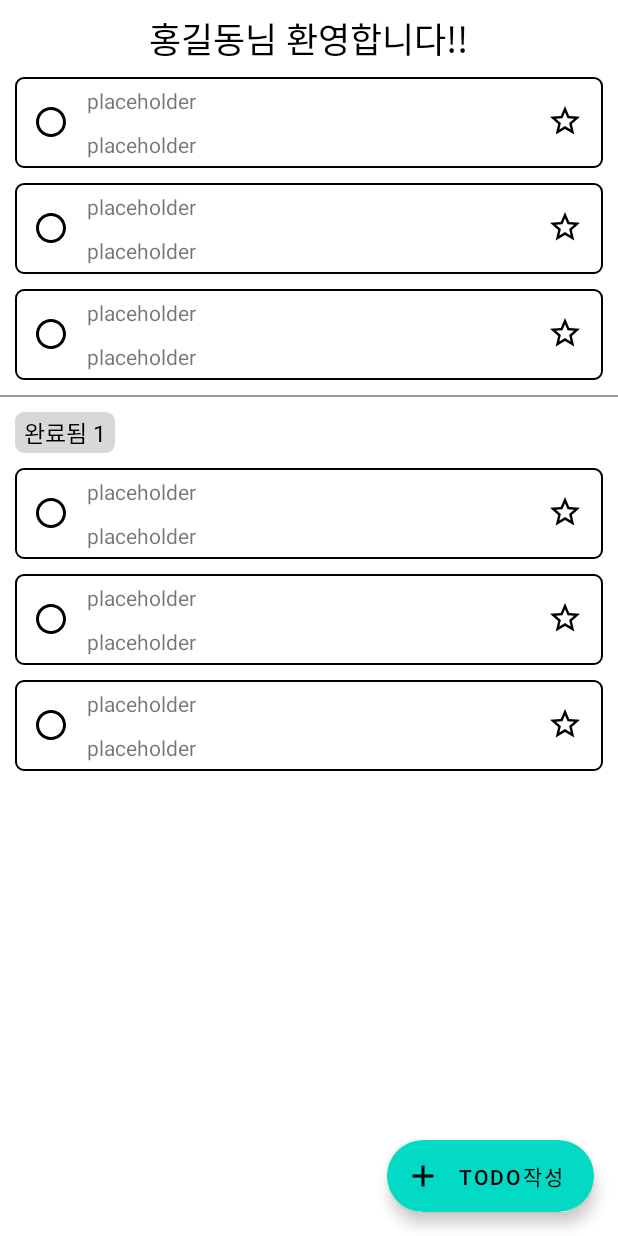
After one commit to EndlessMilkyway/MYToDo, an Android app: the layout fragment_home.xml on its own in the app's theme, with its tools: preview values and no code run, on a phone screen of 412 x 824 dp. The commit adds this screen. Run offline under Robolectric (Android 15) with nearby library versions, the phone set to English and light mode, and no system bars.

Commit message:
feature : UI 관련 xml 구현

```diff
--- /dev/null
+++ b/app/src/main/res/drawable/star_filled.xml
@@ -0,0 +1,5 @@
+<vector android:height="24dp" android:tint="#000000"
+    android:viewportHeight="24" android:viewportWidth="24"
+    android:width="24dp" xmlns:android="http://schemas.android.com/apk/res/android">
+    <path android:fillColor="@android:color/white" android:pathData="M12,17.27L18.18,21l-1.64,-7.03L22,9.24l-7.19,-0.61L12,2 9.19,8.63 2,9.24l5.46,4.73L5.82,21z"/>
+</vector>
--- /dev/null
+++ b/app/src/main/res/drawable/task_checked.xml
@@ -0,0 +1,5 @@
+<vector android:height="24dp" android:tint="#000000"
+    android:viewportHeight="24" android:viewportWidth="24"
+    android:width="24dp" xmlns:android="http://schemas.android.com/apk/res/android">
+    <path android:fillColor="@android:color/white" android:pathData="M12,7c-2.76,0 -5,2.24 -5,5s2.24,5 5,5 5,-2.24 5,-5 -2.24,-5 -5,-5zM12,2C6.48,2 2,6.48 2,12s4.48,10 10,10 10,-4.48 10,-10S17.52,2 12,2zM12,20c-4.42,0 -8,-3.58 -8,-8s3.58,-8 8,-8 8,3.58 8,8 -3.58,8 -8,8z"/>
+</vector>
--- /dev/null
+++ b/app/src/main/res/drawable/task_counter_shape.xml
@@ -0,0 +1,9 @@
+<?xml version="1.0" encoding="utf-8"?>
+<shape xmlns:android="http://schemas.android.com/apk/res/android"
+    android:shape="rectangle">
+    <solid android:color="@color/gray_background" />
+    <corners android:radius="5dp" />
+    <stroke
+        android:width="1dp"
+        android:color="@color/gray_background" />
+</shape>
--- /dev/null
+++ b/app/src/main/res/drawable/task_indicator.xml
@@ -0,0 +1,6 @@
+<?xml version="1.0" encoding="utf-8"?>
+<selector xmlns:android="http://schemas.android.com/apk/res/android">
+    <item android:drawable="@drawable/task_checked" android:state_checked="true" />
+    <item android:drawable="@drawable/task_unchecked" android:state_checked="false" />
+    <item android:drawable="@drawable/task_unchecked" />
+</selector>
--- /dev/null
+++ b/app/src/main/res/drawable/task_shape.xml
@@ -0,0 +1,9 @@
+<?xml version="1.0" encoding="utf-8"?>
+<shape xmlns:android="http://schemas.android.com/apk/res/android"
+    android:shape="rectangle">
+    <solid android:color="@null" />
+    <corners android:radius="5dp" />
+    <stroke
+        android:width="1dp"
+        android:color="@color/black" />
+</shape>
--- /dev/null
+++ b/app/src/main/res/drawable/task_star_indicator.xml
@@ -0,0 +1,6 @@
+<?xml version="1.0" encoding="utf-8"?>
+<selector xmlns:android="http://schemas.android.com/apk/res/android">
+    <item android:drawable="@drawable/star_filled" android:state_checked="true" />
+    <item android:drawable="@drawable/star_empty" android:state_checked="false"/>
+    <item android:drawable="@drawable/star_empty" />
+</selector>
--- /dev/null
+++ b/app/src/main/res/drawable/task_unchecked.xml
@@ -0,0 +1,5 @@
+<vector android:height="24dp" android:tint="#000000"
+    android:viewportHeight="24" android:viewportWidth="24"
+    android:width="24dp" xmlns:android="http://schemas.android.com/apk/res/android">
+    <path android:fillColor="@android:color/white" android:pathData="M12,2C6.48,2 2,6.48 2,12s4.48,10 10,10 10,-4.48 10,-10S17.52,2 12,2zM12,20c-4.42,0 -8,-3.58 -8,-8s3.58,-8 8,-8 8,3.58 8,8 -3.58,8 -8,8z"/>
+</vector>
--- /dev/null
+++ b/app/src/main/res/layout/fragment_home.xml
@@ -0,0 +1,80 @@
+<?xml version="1.0" encoding="utf-8"?>
+<androidx.coordinatorlayout.widget.CoordinatorLayout xmlns:android="http://schemas.android.com/apk/res/android"
+    xmlns:app="http://schemas.android.com/apk/res-auto"
+    xmlns:tools="http://schemas.android.com/tools"
+    android:layout_width="match_parent"
+    android:layout_height="match_parent"
+    android:background="@color/white"
+    tools:context=".HomeFragment">
+    <LinearLayout
+        android:layout_width="match_parent"
+        android:layout_height="match_parent"
+        android:orientation="vertical">
+        <TextView
+            android:layout_width="wrap_content"
+            android:layout_height="wrap_content"
+            android:layout_gravity="center"
+            android:layout_margin="8dp"
+            android:text="@string/welcomeMessage"
+            android:textColor="@color/black"
+            android:textSize="23sp" />
+        <LinearLayout
+            android:id="@+id/toDoAllLayout"
+            android:orientation="vertical"
+            android:layout_width="match_parent"
+            android:layout_height="wrap_content">
+            <androidx.recyclerview.widget.RecyclerView
+                android:id="@+id/toDoAllList"
+                android:layout_width="match_parent"
+                android:layout_height="wrap_content"
+                android:paddingLeft="10dp"
+                android:paddingRight="10dp"
+                tools:listitem="@layout/todo_listview_item"
+                tools:itemCount="3"/>
+        </LinearLayout>
+        <View
+            android:id="@+id/mainDivider"
+            android:layout_width="match_parent"
+            android:layout_height="1dp"
+            android:background="@color/gray"/>
+        <TextView
+            android:layout_width="wrap_content"
+            android:layout_height="wrap_content"
+            android:layout_marginTop="10dp"
+            android:layout_marginStart="10dp"
+            android:layout_marginBottom="10dp"
+            android:paddingLeft="6dp"
+            android:paddingTop="2dp"
+            android:paddingRight="6dp"
+            android:paddingBottom="2dp"
+            android:background="@drawable/task_counter_shape"
+            android:text="@string/counterPlaceholder"
+            android:textSize="15sp"
+            android:textColor="@color/black"
+            android:textAlignment="center"/>
+        <LinearLayout
+            android:id="@+id/toDoDone"
+            android:orientation="vertical"
+            android:layout_width="match_parent"
+            android:layout_height="wrap_content">
+            <androidx.recyclerview.widget.RecyclerView
+                android:id="@+id/toDoDoneList"
+                android:layout_width="match_parent"
+                android:layout_height="wrap_content"
+                android:paddingLeft="10dp"
+                android:paddingRight="10dp"
+                tools:listitem="@layout/todo_listview_item"
+                tools:itemCount="3"/>
+        </LinearLayout>
+
+    </LinearLayout>
+    <com.google.android.material.floatingactionbutton.ExtendedFloatingActionButton
+        android:layout_width="wrap_content"
+        android:layout_height="wrap_content"
+        android:layout_gravity="end|bottom"
+        android:layout_margin="16dp"
+        android:id="@+id/floatingButton"
+        android:text="@string/fabText"
+        app:icon="@drawable/fab_icon"/>
+
+</androidx.coordinatorlayout.widget.CoordinatorLayout>
--- a/app/src/main/res/layout/fragment_init.xml
+++ b/app/src/main/res/layout/fragment_init.xml
@@ -5,10 +5,9 @@
     android:layout_height="match_parent"
     tools:context=".InitFragment">
 
-    <!-- TODO: Update blank fragment layout -->
     <TextView
         android:layout_width="match_parent"
         android:layout_height="match_parent"
-        android:text="@string/hello_blank_fragment" />
+        android:text="@string/placeholder" />
 
 </FrameLayout>
--- /dev/null
+++ b/app/src/main/res/layout/todo_listview_item.xml
@@ -0,0 +1,49 @@
+<?xml version="1.0" encoding="utf-8"?>
+<LinearLayout xmlns:android="http://schemas.android.com/apk/res/android"
+    android:id="@+id/linearLayout3"
+    android:layout_width="match_parent"
+    android:layout_height="wrap_content"
+    android:orientation="horizontal"
+    android:paddingTop="6dp"
+    android:paddingBottom="6dp"
+    android:layout_marginBottom="10dp"
+    android:background="@drawable/task_shape">
+
+    <com.google.android.material.checkbox.MaterialCheckBox
+        android:layout_width="wrap_content"
+        android:layout_height="wrap_content"
+        android:button="@drawable/task_indicator"
+        android:buttonTint="@color/black" />
+
+    <LinearLayout
+        android:layout_width="wrap_content"
+        android:layout_height="wrap_content"
+        android:orientation="vertical">
+
+        <TextView
+            android:id="@+id/taskName"
+            android:layout_width="wrap_content"
+            android:layout_height="wrap_content"
+            android:text="@string/placeholder" />
+
+        <TextView
+            android:id="@+id/category"
+            android:layout_width="wrap_content"
+            android:layout_height="wrap_content"
+            android:layout_marginTop="10dp"
+            android:text="@string/placeholder" />
+    </LinearLayout>
+
+    <View
+        android:layout_width="0dp"
+        android:layout_height="0dp"
+        android:layout_weight="1" />
+
+    <CheckBox
+        android:id="@+id/taskImportantCheck"
+        android:layout_width="30dp"
+        android:layout_height="30dp"
+        android:layout_marginEnd="10dp"
+        android:button="@drawable/task_star_indicator"
+        android:buttonTint="@color/black" />
+</LinearLayout>
--- a/app/src/main/res/values/colors.xml
+++ b/app/src/main/res/values/colors.xml
@@ -7,4 +7,6 @@
     <color name="teal_700">#FF018786</color>
     <color name="black">#FF000000</color>
     <color name="white">#FFFFFFFF</color>
+    <color name="gray">#98999B</color>
+    <color name="gray_background">#D8D8D8</color>
 </resources>
```
Also changed, not shown: app/src/main/res/layout/fragment_important.xml (added, +12 -0 lines), app/src/main/res/layout/fragment_setting.xml (added, +41 -0 lines), app/src/main/res/menu/bottom_menu.xml (added, +24 -0 lines), app/src/main/res/values/strings.xml (+16 -3 lines), app/src/main/res/drawable-v24/app_logo.png (renamed from app/src/main/res/drawable-v24/logo.png), app/src/main/res/drawable/fab_icon.xml (renamed from app/src/main/res/drawable/ic_baseline_add_24.xml), app/src/main/res/drawable/star_empty.xml (renamed from app/src/main/res/drawable/ic_baseline_star_border_24.xml).
